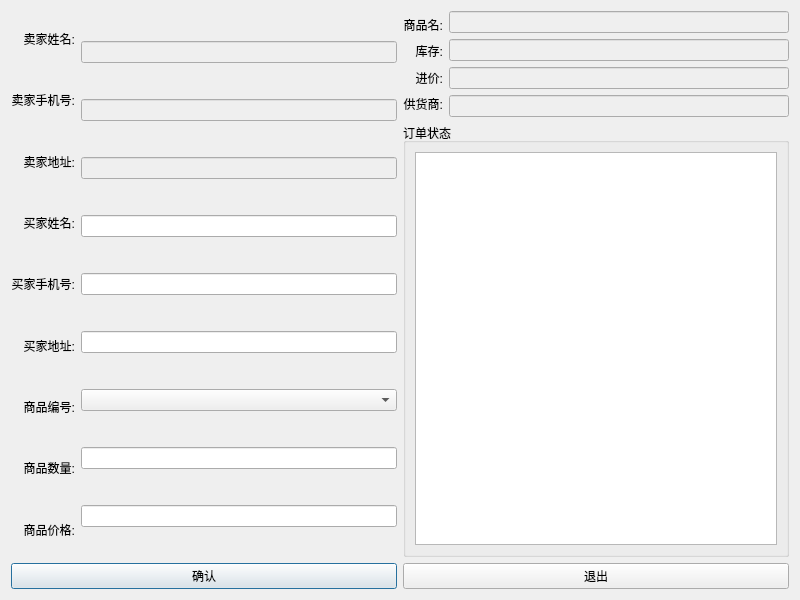
This is sale_detail_dialog.ui in liwen123cd/curly-tribble as Qt 5 draws it before an edit. The edited form follows.
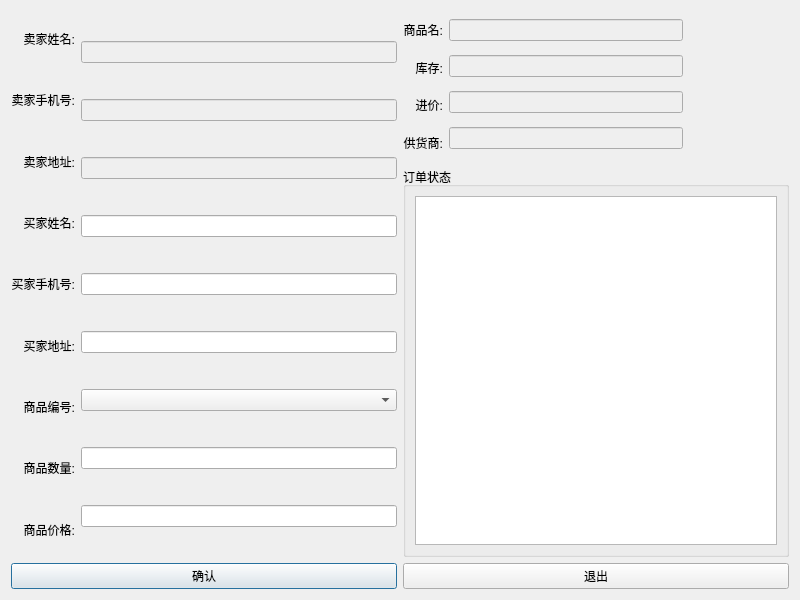
This is the edited form.

Commit message: 添加订单显示商品图片 已发现bug，管理员查看订单时看不到卖家信息

What changed in the file:
```diff
--- a/sale_detail_dialog.ui
+++ b/sale_detail_dialog.ui
@@ -368,6 +368,38 @@
            </item>
           </layout>
          </item>
+         <item>
+          <widget class="QWidget" name="widget" native="true">
+           <property name="minimumSize">
+            <size>
+             <width>100</width>
+             <height>150</height>
+            </size>
+           </property>
+           <property name="maximumSize">
+            <size>
+             <width>100</width>
+             <height>150</height>
+            </size>
+           </property>
+           <widget class="QLabel" name="Sale_item_pic">
+            <property name="geometry">
+             <rect>
+              <x>0</x>
+              <y>0</y>
+              <width>71</width>
+              <height>61</height>
+             </rect>
+            </property>
+            <property name="text">
+             <string/>
+            </property>
+            <property name="scaledContents">
+             <bool>false</bool>
+            </property>
+           </widget>
+          </widget>
+         </item>
         </layout>
        </item>
        <item>
```
The commit also changes 1 other file.
